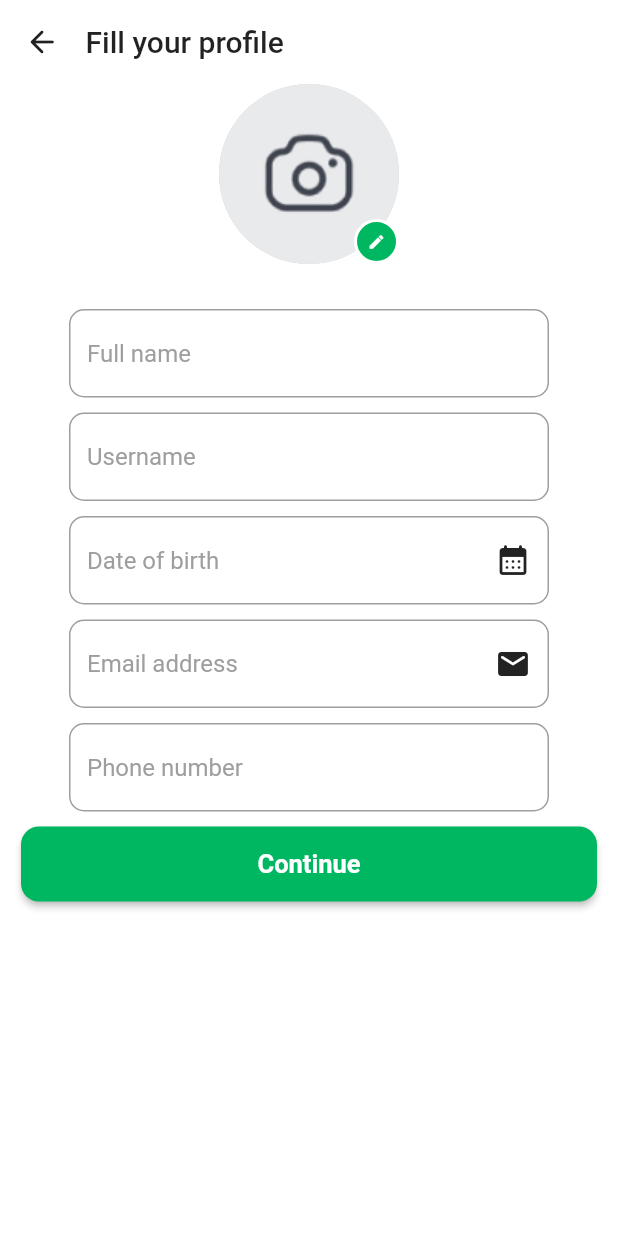
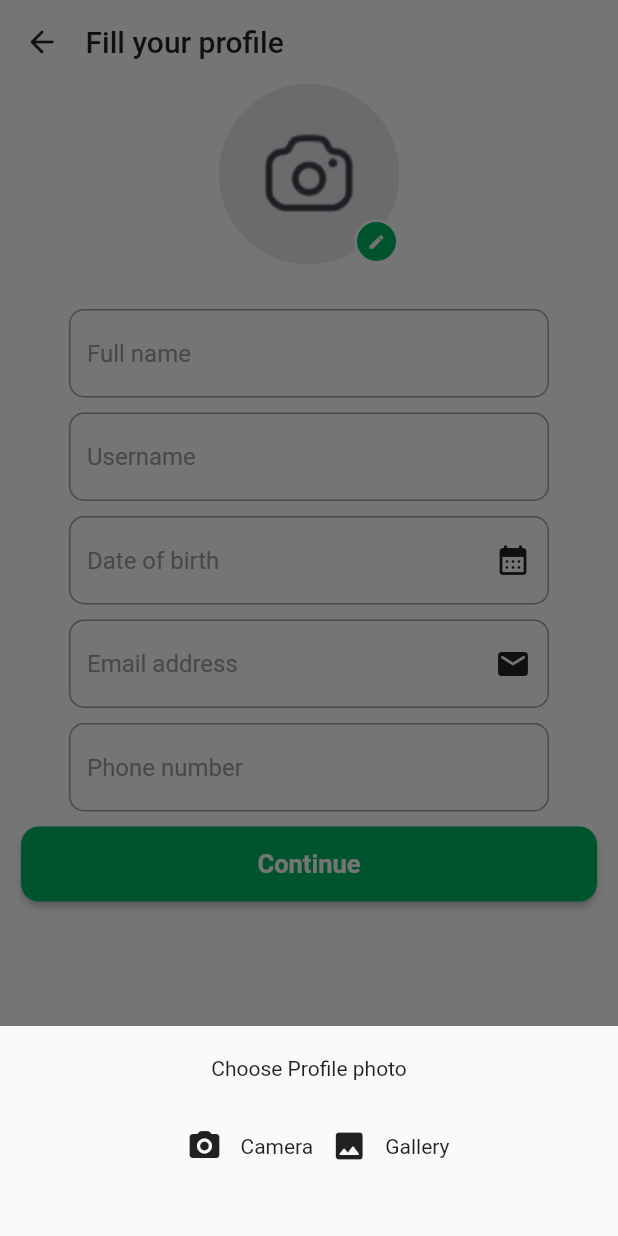
Before and after one commit to objectorientguy/onecart_user_app, a Flutter app: the OnboardingScreen6 screen opened directly, after a tap on the "edit" icon, on a phone screen of 412 x 824 dp. Run offline on Flutter 3.47's test engine with Material 2 defaults, Android fonts, the phone set to English and light mode, and no system bars.

Commit message:
Implemented onboarding flow UI.

```diff
--- a/lib/Screens/onboarding/onboarding_screen6.dart
+++ b/lib/Screens/onboarding/onboarding_screen6.dart
@@ -4,13 +4,17 @@ import 'package:onecart_user_app/configs/app_color.dart';
 import 'package:onecart_user_app/configs/app_theme.dart';
 import '../../configs/app_dimensions.dart';
 import '../../configs/app_spacing.dart';
+//import 'package:image_picker/image_picker.dart';
+//import 'dart:io';
 class OnboardingScreen6 extends StatefulWidget {
   const OnboardingScreen6({super.key});
   @override
   State<OnboardingScreen6> createState() => _OnboardingScreen6State();
 }
 class _OnboardingScreen6State extends State<OnboardingScreen6> {
-  TextEditingController _date = TextEditingController();
+  final TextEditingController _date = TextEditingController();
+  //PickedFile _imageFile;
+  //final ImagePicker _picker = ImagePicker();
   @override
   Widget build(BuildContext context) {
     return Scaffold(backgroundColor: AppColor.white,
@@ -31,13 +35,20 @@ class _OnboardingScreen6State extends State<OnboardingScreen6> {
                     CircleAvatar(
                         radius: kCircleAvatarRadius2,
                         backgroundColor: AppColor.lightGrey,
-                        backgroundImage: AssetImage('assets/defaultImage.png')),
+                        backgroundImage: /*(_imageFile == null) ? */
+                        AssetImage('assets/defaultImage.png'),
+                            /*: FileImage(File(_imageFile.path))*/),
                     Positioned(bottom: 0, right: 0,
                       child: Container(height: 30, width: 30,
                         decoration: BoxDecoration(shape: BoxShape.circle,
                             border: Border.all(width: 2.0, color: AppColor.white),
                             color: AppColor.primary),
-                        child: IconButton(onPressed: () {},
+                        child: IconButton(onPressed: () {
+                          showModalBottomSheet(
+                              context: context,
+                              builder: ((builder) => bottomSheet()),
+                          );
+                        },
                           icon: Icon(Icons.edit_rounded,size: 12,color: AppColor.white),
                           padding: EdgeInsets.all(2.0)),),)]),
                   SizedBox(height: smallerSpacing),
@@ -111,4 +122,38 @@ class _OnboardingScreen6State extends State<OnboardingScreen6> {
       ),
     );
   }
+  Widget bottomSheet(){
+    return Container(
+      height: 100, width: MediaQuery.of(context).size.width,
+      margin: EdgeInsets.symmetric(horizontal: 20,vertical: 20),
+      child: Column(
+        children: [
+          Text('Choose Profile photo'),
+          SizedBox(
+            height: 20,
+          ),
+          Row(mainAxisAlignment: MainAxisAlignment.center,
+            children: [
+              IconButton(onPressed: (){
+                //takePhoto(ImageSource.camera);
+              }, icon: Icon(Icons.camera_alt_rounded)),
+              Text('Camera'),
+              IconButton(onPressed: (){
+                //takePhoto(ImageSource.gallery);
+              }, icon: Icon(Icons.image_rounded)),
+              Text('Gallery'),
+            ],
+          ),
+        ],
+      ),
+    );
+  }
+  /*void takePhoto(ImageSource source) async{
+    final pickedFile = await _picker.pickImage(
+      source: source,
+    );
+    setState(() {
+      _imageFile = pickedFile;
+    });
+  }*/
 }
--- a/pubspec.yaml
+++ b/pubspec.yaml
@@ -35,6 +35,7 @@ dependencies:
   # The following adds the Cupertino Icons font to your application.
   # Use with the CupertinoIcons class for iOS style icons.
   cupertino_icons: ^1.0.2
+  image_picker: ^1.0.1
 
 dev_dependencies:
   flutter_test:
```
Also changed, not shown: pubspec.lock.
